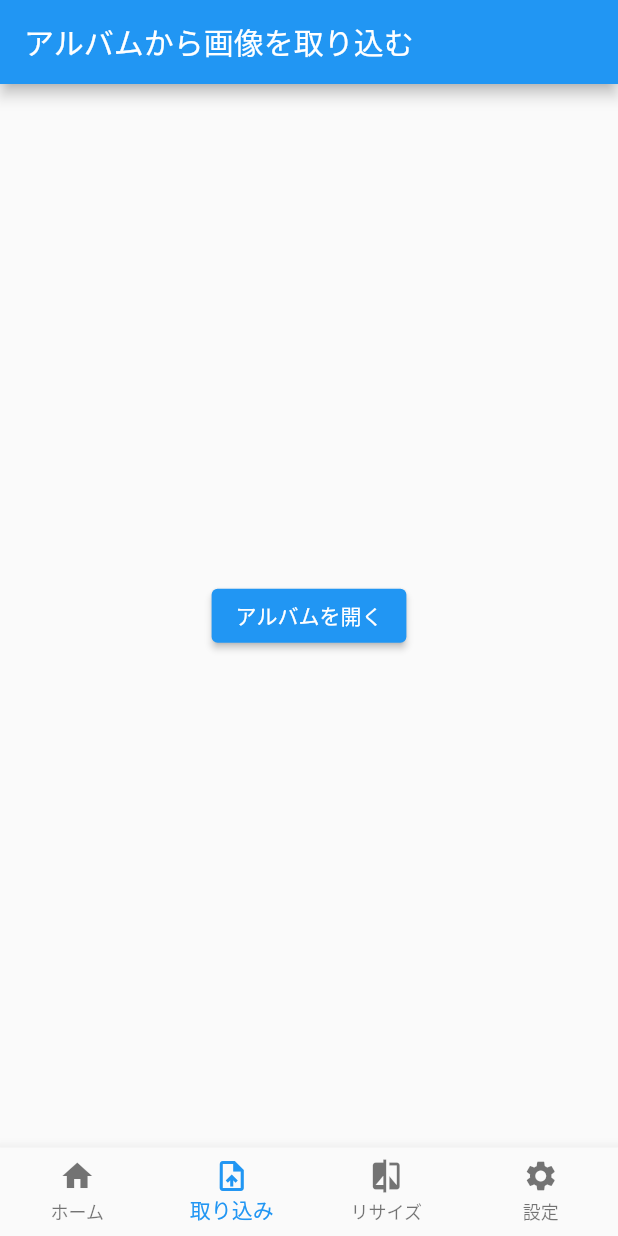
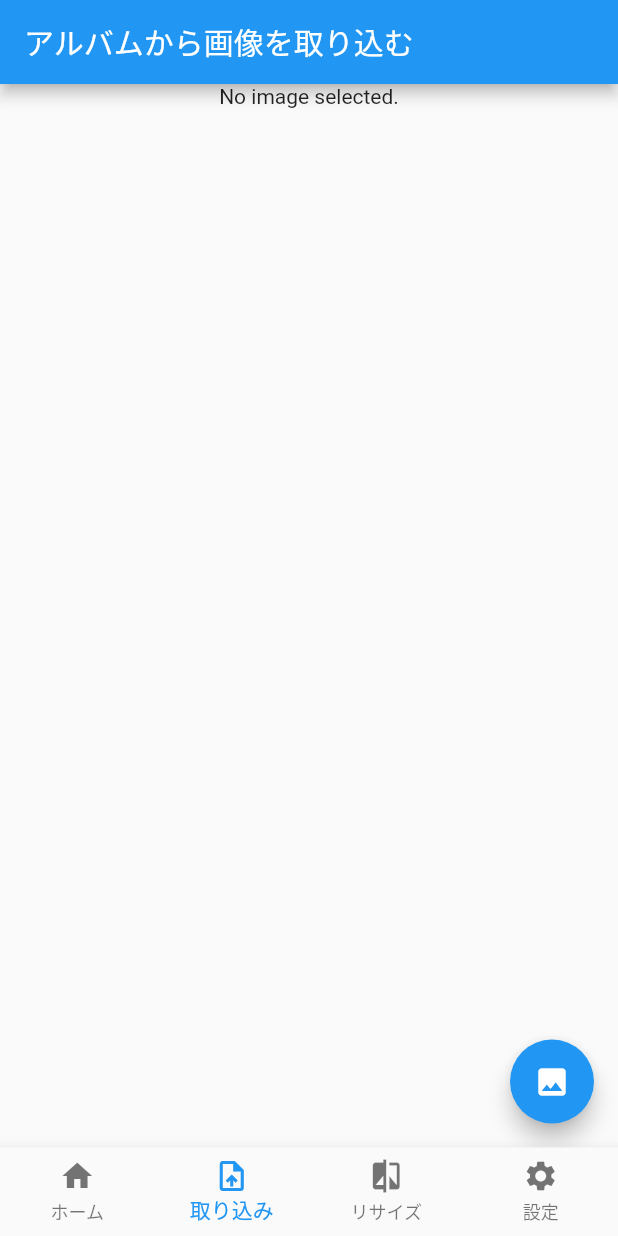
Before and after one commit to ken-ty/barcodeokapi, a Flutter app: the screen it shows after launch, item 2 of the bottom bar chosen, on a phone screen of 412 x 824 dp. Run offline on Flutter 3.47's test engine with Material 2 defaults, Android fonts, the phone set to English and light mode, and no system bars; our stand-ins replace flutter_riverpod, image_picker, riverpod_annotation; generated files the repository leaves out were written again.

Commit message:
feat: バージョン調整してimage_pickerで画面を作成

```diff
--- a/barcodeokapi/lib/ui/pick_image/pick_image_page.dart
+++ b/barcodeokapi/lib/ui/pick_image/pick_image_page.dart
@@ -1,4 +1,6 @@
+import 'dart:io';
 import 'package:flutter/material.dart';
+import 'package:image_picker/image_picker.dart';
 
 /// 画像取り込み画面
 class PickImagePage extends StatefulWidget {
@@ -9,15 +11,34 @@ class PickImagePage extends StatefulWidget {
 }
 
 class _SettingPageState extends State<PickImagePage> {
+  File? _image;
+  final picker = ImagePicker();
+
+  Future _getImage() async {
+    // final pickedFile = await picker.getImage(source: ImageSource.gallery);
+
+    // setState(() {
+    //   if (pickedFile != null) {
+    //     _image = File(pickedFile.path);
+    //   } else {
+    //     print('No image selected.');
+    //   }
+    // });
+  }
+
   @override
   Widget build(context) {
     return Scaffold(
       appBar: AppBar(title: const Text('アルバムから画像を取り込む')),
-      body: Center(
-          child: ElevatedButton(
-        onPressed: () => print("アルバムを開く"),
-        child: Text("アルバムを開く"),
-      )),
+      body: Column(children: [
+        Center(
+          child: _image == null ? Text('No image selected.') : Image.file(_image!),
+        ),
+      ]),
+      floatingActionButton: FloatingActionButton(
+        onPressed: _getImage,
+        child: Icon(Icons.image),
+      ),
     );
   }
 }
```
Also changed, not shown: barcodeokapi/pubspec.yaml (+5 -36 lines), barcodeokapi/pubspec.lock, 1 other file.
